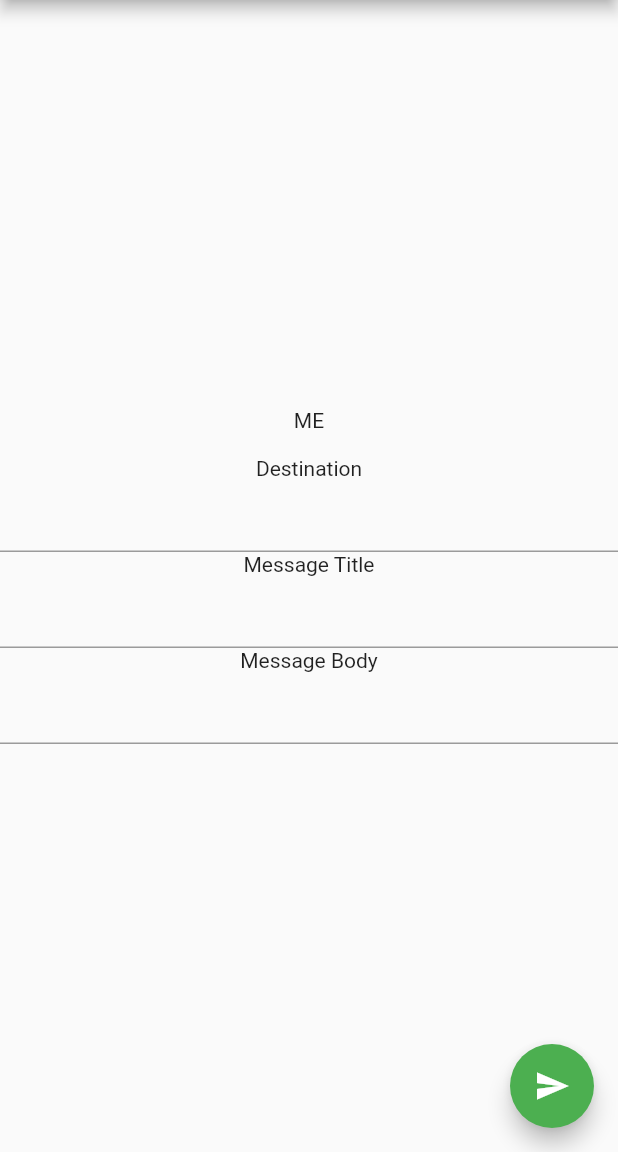
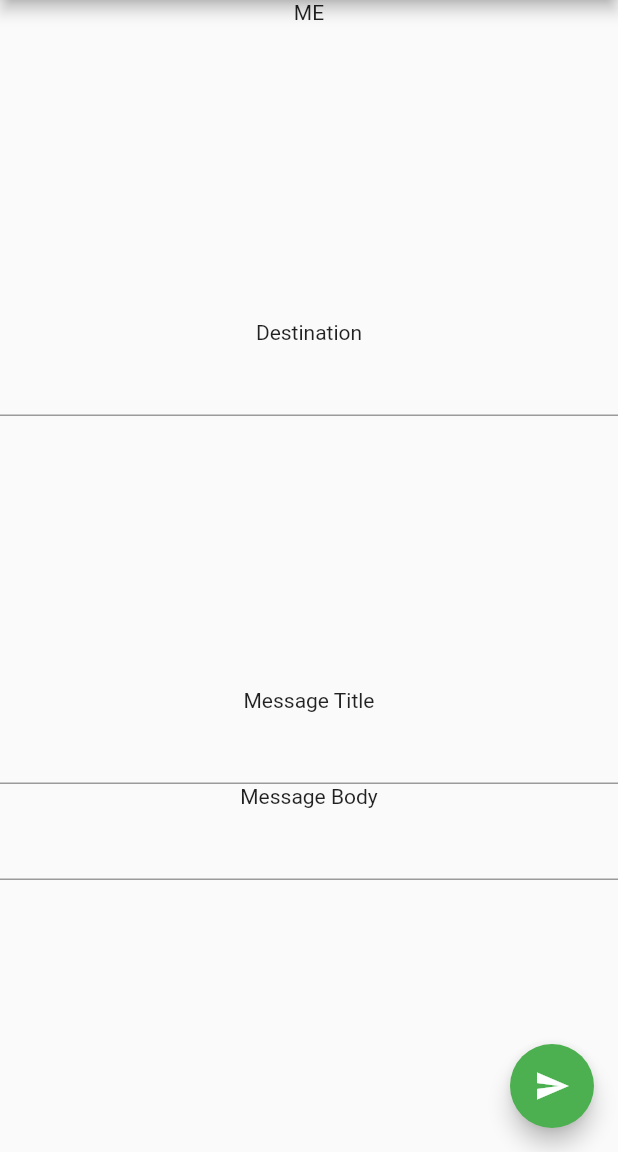
Before and after one commit to fathens/mpc_wallet, a Flutter app: the MessagingPage screen opened by its route, on a phone screen of 412 x 824 dp, the part 84-1236 px from its top. Run offline on Flutter 3.47's test engine with Material 2 defaults, Android fonts, the phone set to English and light mode, and no system bars; our stand-ins replace firebase_core, firebase_messaging, flutter_local_notifications, flutter_secure_storage, js; missing offline and left inert: dart:ffi, dart:js_util; accounts and stored records are empty.

Commit message:
Add `Spacer` to messaging page

```diff
--- a/lib/pages/sample/messaging.dart
+++ b/lib/pages/sample/messaging.dart
@@ -117,10 +117,12 @@ class _MessagingPageState extends State<MessagingPage> {
           children: [
             const Text("ME"),
             SelectableText(_deviceToken),
+            const Spacer(),
             const Text("Destination"),
             TextField(onChanged: (text) {
               _destinationDevice = text;
             }),
+            const Spacer(),
             const Text("Message Title"),
             TextField(onChanged: (text) {
               _messageTitle = text;
@@ -128,7 +130,8 @@ class _MessagingPageState extends State<MessagingPage> {
             const Text("Message Body"),
             TextField(onChanged: (text) {
               _messageBody = text;
-            })
+            }),
+            const Spacer(),
           ],
         ),
       ),
```
